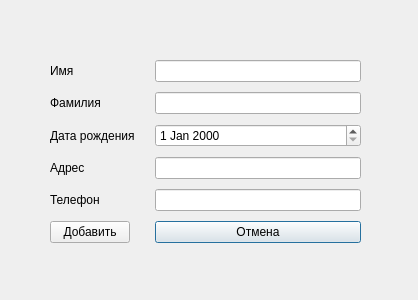
This is addreader.ui in vladislavvasyukov/library as Qt 5 draws it before an edit. The edited form follows.
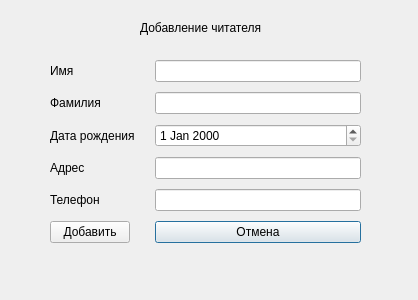
This is the edited form.

What changed in the file:
```diff
--- a/addreader.ui
+++ b/addreader.ui
@@ -106,6 +106,19 @@
     </item>
    </layout>
   </widget>
+  <widget class="QLabel" name="label_6">
+   <property name="geometry">
+    <rect>
+     <x>140</x>
+     <y>20</y>
+     <width>121</width>
+     <height>16</height>
+    </rect>
+   </property>
+   <property name="text">
+    <string>Добавление читателя</string>
+   </property>
+  </widget>
  </widget>
  <resources/>
  <connections/>
```
